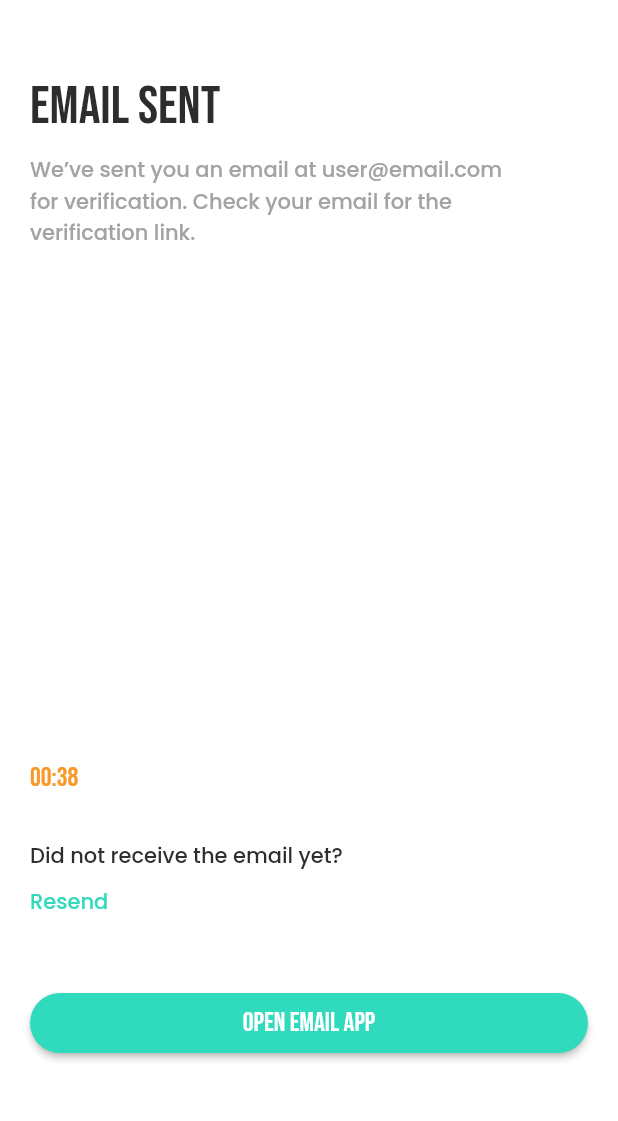
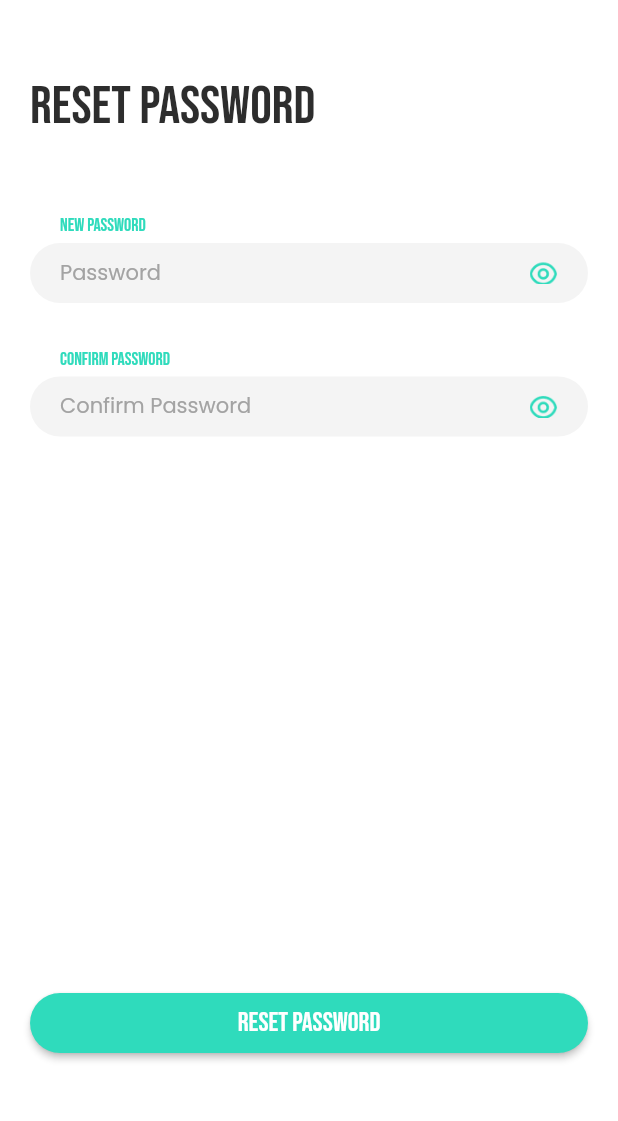
Before and after one commit to Syahro/food_e, a Flutter app: the screen it shows after launch, on a phone screen of 412 x 824 dp, the part 108-1229 px from its top. Run offline on Flutter 3.47's test engine with Material 2 defaults, Android fonts, the light colour scheme and no system bars; our stand-ins replace google_fonts.

Commit message:
done modified resetPassword page and add some assets or support

```diff
--- a/lib/main.dart
+++ b/lib/main.dart
@@ -1,6 +1,5 @@
 import 'package:flutter/material.dart';
-import 'package:food_e/pages/email_sent_page.dart';
-// import 'package:food_e/pages/register_page.dart';
+import 'package:food_e/pages/reset_password_page.dart';
 
 void main() => runApp(MyApp());
 
@@ -9,7 +8,7 @@ class MyApp extends StatelessWidget {
   Widget build(BuildContext context) {
     return MaterialApp(
       debugShowCheckedModeBanner: false,
-      home: EmailSentPage(),
+      home: ResetPasswordPage(),
     );
   }
 }
--- /dev/null
+++ b/lib/pages/reset_password_page.dart
@@ -0,0 +1,49 @@
+import 'package:flutter/material.dart';
+import 'package:food_e/theme.dart';
+import 'package:food_e/widget/button_bottom.dart';
+import 'package:food_e/widget/header.dart';
+import 'package:food_e/widget/text_field_and_label.dart';
+
+class ResetPasswordPage extends StatelessWidget {
+  @override
+  Widget build(BuildContext context) {
+    return Scaffold(
+      backgroundColor: whiteColor,
+      body: SafeArea(
+        child: Padding(
+          padding: EdgeInsets.symmetric(
+            horizontal: defaultMargin,
+            vertical: 50,
+          ),
+          child: Column(
+            children: [
+              Header(
+                headerTitle: 'RESET PASSWORD',
+                isSubTitle: false,
+                subTitle: '',
+              ),
+              SizedBox(
+                height: 50,
+              ),
+              TextFieldAndLabel(
+                label: 'NEW PASSWORD',
+                infoText: 'Password',
+                isPassword: true,
+              ),
+              SizedBox(
+                height: 30,
+              ),
+              TextFieldAndLabel(
+                label: 'CONFIRM PASSWORD',
+                infoText: 'Confirm Password',
+                isPassword: true,
+              ),
+              Spacer(),
+              ButtonBottom('RESET PASSWORD'),
+            ],
+          ),
+        ),
+      ),
+    );
+  }
+}
--- a/lib/widget/header.dart
+++ b/lib/widget/header.dart
@@ -5,19 +5,11 @@ class Header extends StatelessWidget {
   final String headerTitle;
   final bool isSubTitle;
   final String subTitle;
-  final bool isStyle;
-  final String subTitleStyle;
-  final Color colorStyle;
-  final String subTitleAfterStyle;
 
   Header({
     this.headerTitle,
     this.isSubTitle,
     this.subTitle,
-    this.isStyle,
-    this.subTitleStyle,
-    this.colorStyle,
-    this.subTitleAfterStyle,
   });
   @override
   Widget build(BuildContext context) {
@@ -50,7 +42,6 @@ class Header extends StatelessWidget {
                         color: grayColor,
                       ),
                     ),
-
                   ],
                 ),
               )
```
